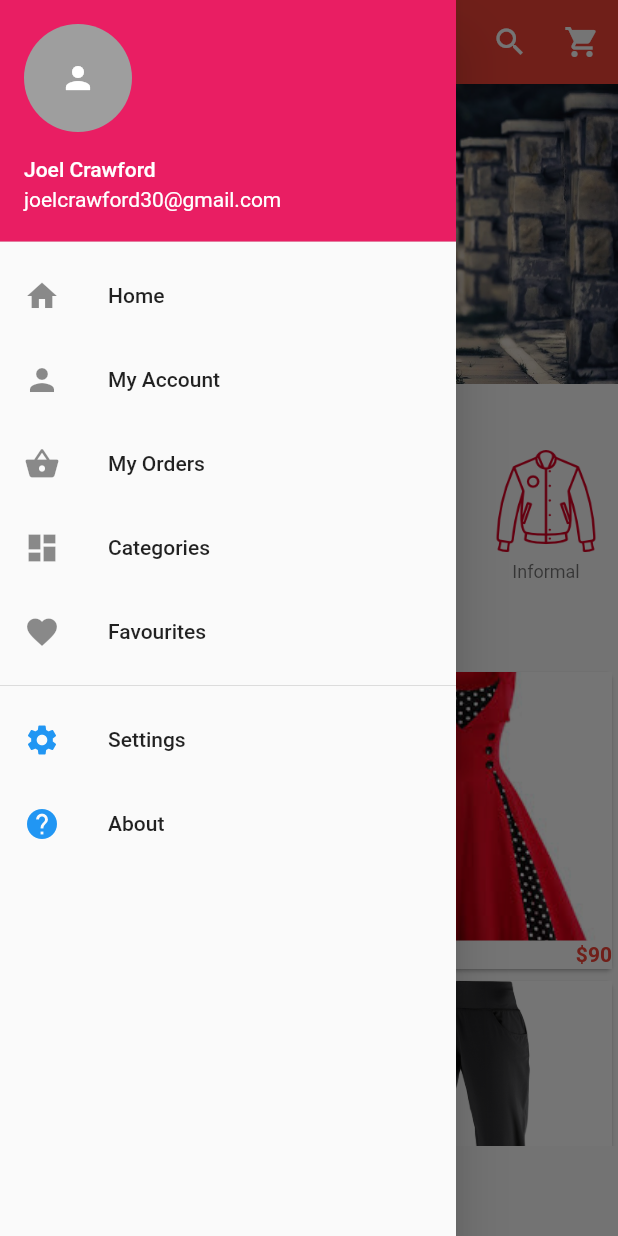
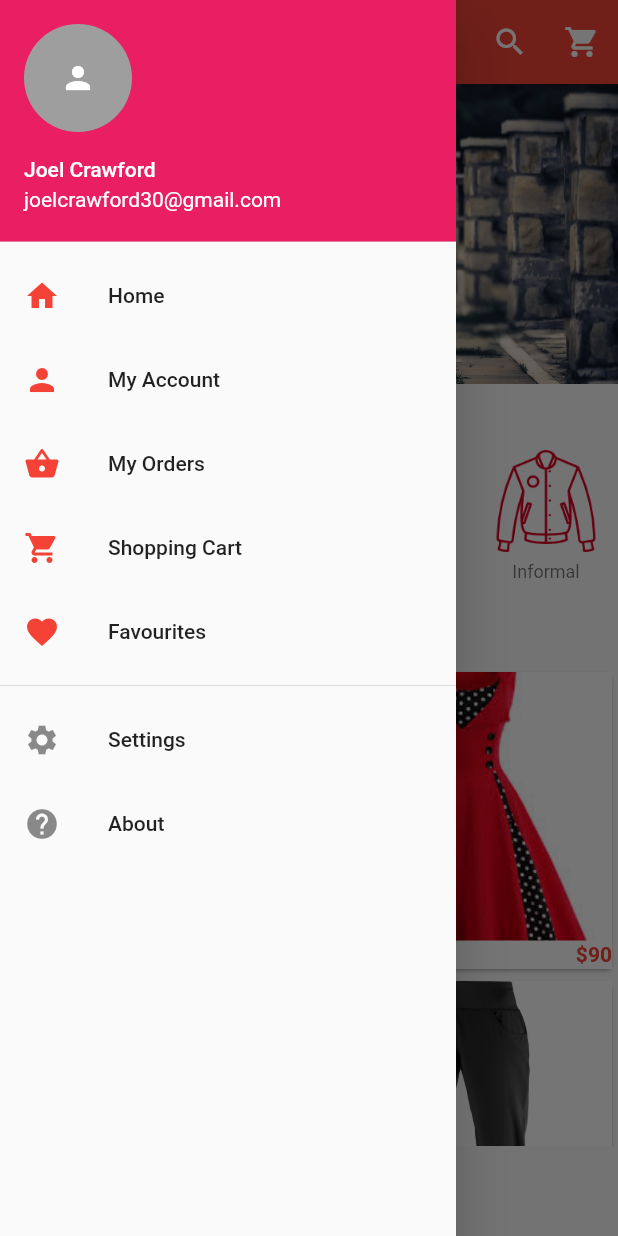
Before and after one commit to Crawford30/ShopApp, a Flutter app: the screen it shows after launch, with the side drawer open, on a phone screen of 412 x 824 dp. Run offline on Flutter 3.47's test engine with Material 2 defaults, Android fonts, the phone set to English and light mode, and no system bars; drawn by our look-alikes of carousel_pro.

Commit message:
UI Modification

```diff
--- a/lib/main.dart
+++ b/lib/main.dart
@@ -87,7 +87,7 @@ class _HomePageState extends State<HomePage> {
               onTap: () {},
               child: ListTile(
                 title: Text('Home'),
-                leading: Icon(Icons.home),
+                leading: Icon(Icons.home,  color: Colors.red,),
               ),
             ),
 
@@ -95,7 +95,7 @@ class _HomePageState extends State<HomePage> {
               onTap: () {},
               child: ListTile(
                 title: Text('My Account'),
-                leading: Icon(Icons.person),
+                leading: Icon(Icons.person,  color: Colors.red,),
               ),
             ),
 
@@ -103,15 +103,15 @@ class _HomePageState extends State<HomePage> {
               onTap: () {},
               child: ListTile(
                 title: Text('My Orders'),
-                leading: Icon(Icons.shopping_basket),
+                leading: Icon(Icons.shopping_basket,  color: Colors.red,),
               ),
             ),
 
             InkWell(
               onTap: () {},
               child: ListTile(
-                title: Text('Categories'),
-                leading: Icon(Icons.dashboard),
+                title: Text('Shopping Cart'),
+                leading: Icon(Icons.shopping_cart, color: Colors.red,),
               ),
             ),
 
@@ -119,7 +119,7 @@ class _HomePageState extends State<HomePage> {
               onTap: () {},
               child: ListTile(
                 title: Text('Favourites'),
-                leading: Icon(Icons.favorite),
+                leading: Icon(Icons.favorite,  color: Colors.red,),
               ),
             ),
 
@@ -131,7 +131,6 @@ class _HomePageState extends State<HomePage> {
                 title: Text('Settings'),
                 leading: Icon(
                   Icons.settings,
-                  color: Colors.blue,
                 ),
               ),
             ),
@@ -142,7 +141,6 @@ class _HomePageState extends State<HomePage> {
                 title: Text('About'),
                 leading: Icon(
                   Icons.help,
-                  color: Colors.blue,
                 ),
               ),
             ),
--- a/lib/pages/product_details.dart
+++ b/lib/pages/product_details.dart
@@ -37,12 +37,7 @@ class _ProductDetailsState extends State<ProductDetails> {
                 color: Colors.white,
               ),
               onPressed: () {}),
-          IconButton(
-              icon: const Icon(
-                Icons.shopping_cart,
-                color: Colors.white,
-              ),
-              onPressed: () {})
+
         ],
       ),
       body: ListView(
```
